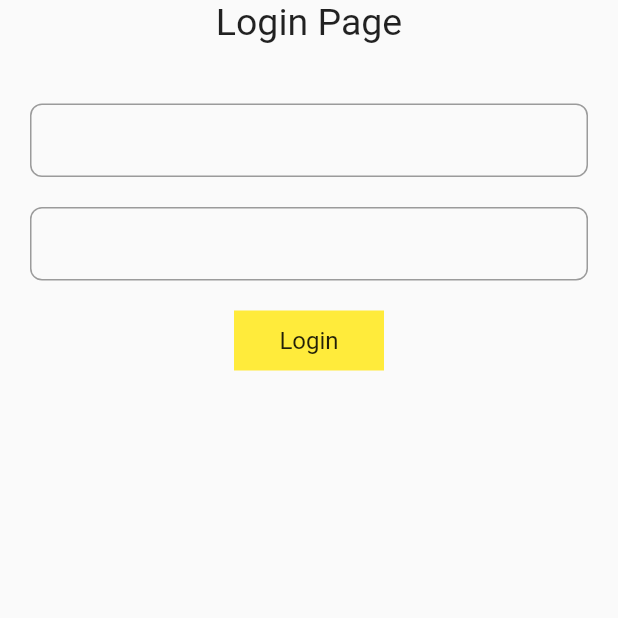
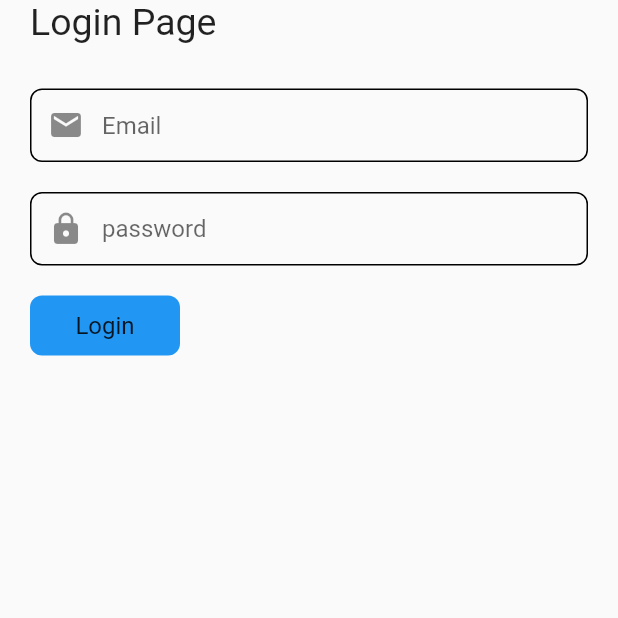
Before and after one commit to Yishak123-sol/school-app, a Flutter app: the LoginScreen screen opened by its route, on a phone screen of 412 x 824 dp, the top half of it. Run offline on Flutter 3.47's test engine with Material 2 defaults, Android fonts, the phone set to English and light mode, and no system bars; our stand-ins replace introduction_screen; Roboto replaces fonts that are missing (Poppins).

Commit message:
Your commit message

```diff
--- a/lib/Pages/loginPage.dart
+++ b/lib/Pages/loginPage.dart
@@ -1,6 +1,5 @@
+import '../util/widgets.dart';
 import 'package:flutter/material.dart';
-
-import '../util/widgets.dart';
 
 class LoginScreen extends StatefulWidget {
   const LoginScreen({super.key});
@@ -12,30 +11,43 @@ class LoginScreen extends StatefulWidget {
 class _LoginScreenState extends State<LoginScreen> {
   @override
   Widget build(BuildContext context) {
+    TextEditingController emailController = TextEditingController();
+    TextEditingController passwordController = TextEditingController();
+
     return SafeArea(
       child: Scaffold(
         body: SingleChildScrollView(
           child: Padding(
             padding: const EdgeInsets.symmetric(horizontal: 20),
             child: Column(
+              crossAxisAlignment: CrossAxisAlignment.start,
+              mainAxisAlignment: MainAxisAlignment.center,
               children: [
                 const Text(
                   'Login Page',
                   style: TextStyle(fontSize: 25),
                 ),
                 const SizedBox(
-                  height: 40,
+                  height: 30,
                 ),
-                const InputTextField(),
+                InputTextField(
+                    hintText: 'Email',
+                    icon: const Icon(Icons.email),
+                    textController: emailController),
                 const SizedBox(
                   height: 20,
                 ),
-                const InputTextField(),
+                InputTextField(
+                    hintText: 'password',
+                    icon: const Icon(Icons.lock),
+                    textController: passwordController),
                 const SizedBox(
                   height: 20,
                 ),
                 Container(
-                  color: Colors.yellow,
+                  decoration: const BoxDecoration(
+                      color: Colors.blue,
+                      borderRadius: BorderRadius.all(Radius.circular(8))),
                   height: 40,
                   width: 100,
                   child: const Center(
--- a/lib/main.dart
+++ b/lib/main.dart
@@ -7,7 +7,9 @@ void main() {
   SystemChrome.setSystemUIOverlayStyle(const SystemUiOverlayStyle(
     systemNavigationBarColor: Colors.white,
   ));
-  runApp(MaterialApp(
+  runApp(
+    MaterialApp(
+    debugShowCheckedModeBanner: false,
     title: 'N School',
     theme: ThemeData(
       fontFamily: 'Poppins',
--- a/lib/util/widgets.dart
+++ b/lib/util/widgets.dart
@@ -1,17 +1,31 @@
 import 'package:flutter/material.dart';
 
 class InputTextField extends StatelessWidget {
-  const InputTextField({
-    super.key,
-  });
+  final String hintText;
+  final Icon icon;
+  final TextEditingController textController;
+  const InputTextField(
+      {super.key,
+      required this.hintText,
+      required this.icon,
+      required this.textController,
+      });
 
   @override
   Widget build(BuildContext context) {
-    return const TextField(
+    OutlineInputBorder outlineInputBorder = const OutlineInputBorder(
+        borderRadius: BorderRadius.all(Radius.circular(8)));
+    return TextField(
+      controller: textController,
       decoration: InputDecoration(
-          contentPadding: EdgeInsets.all(15),
-          border: OutlineInputBorder(
-              borderRadius: BorderRadius.all(Radius.circular(8)))),
+        contentPadding: const EdgeInsets.all(15),
+        prefixIcon: icon,
+        hintText: hintText,
+        border: outlineInputBorder,
+        enabledBorder: outlineInputBorder,
+        focusedBorder: outlineInputBorder,
+
+      ),
     );
   }
 }
```
Also changed, not shown: 1 other file.
